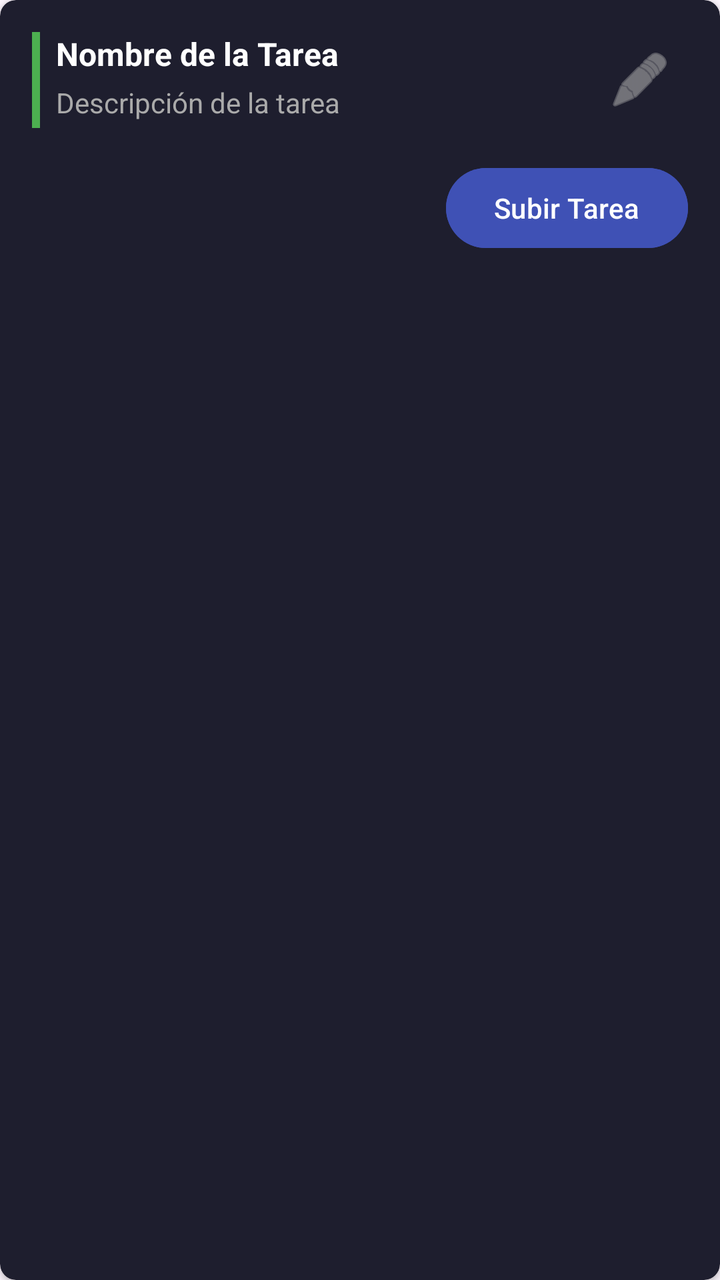
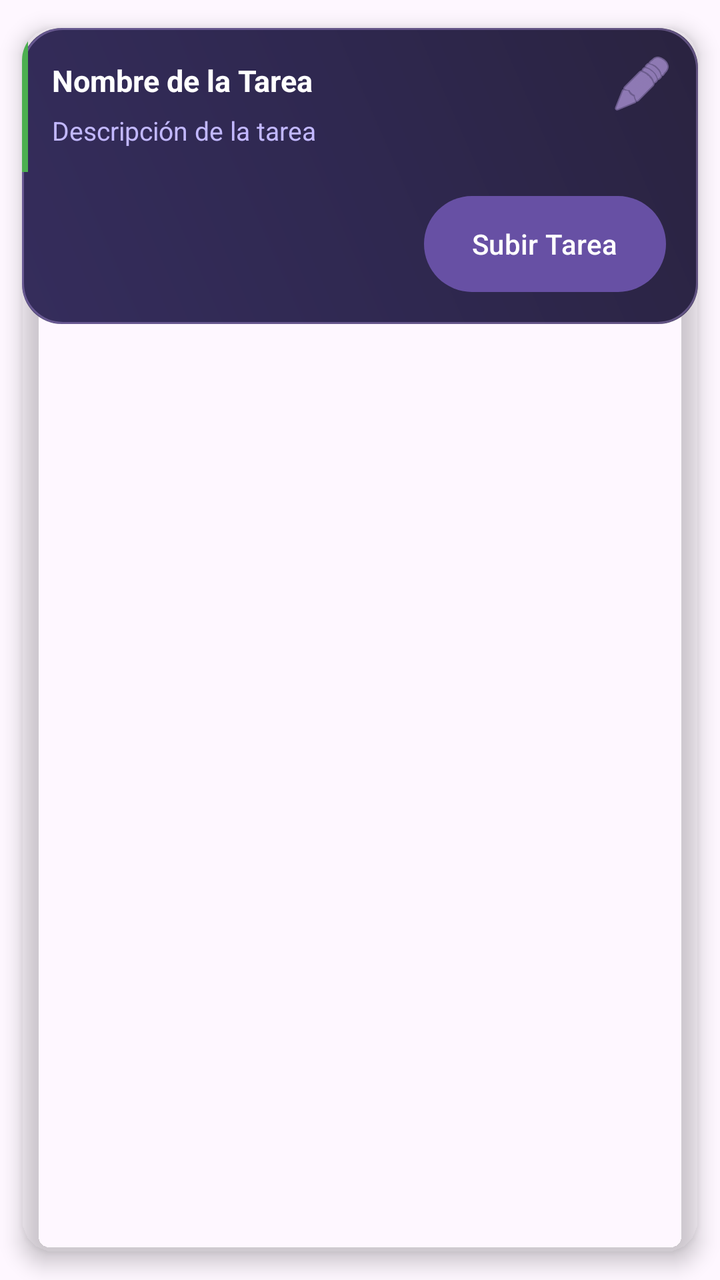

The first picture is an Android layout as it rendered before a commit; the second is the same layout after the commit. The layout source and the unified diff follow.
<!-- AndroidManifest.xml: application theme Theme.CourseV -->
<!-- res/layout/item_course_task_detail.xml -->
<?xml version="1.0" encoding="utf-8"?>
<androidx.cardview.widget.CardView xmlns:android="http://schemas.android.com/apk/res/android"
    xmlns:app="http://schemas.android.com/apk/res-auto"
    android:layout_width="match_parent"
    android:layout_height="wrap_content"
    android:layout_marginBottom="8dp"
    app:cardBackgroundColor="#1E1E2E"
    app:cardCornerRadius="8dp"
    app:cardElevation="2dp">

    <LinearLayout
        android:layout_width="match_parent"
        android:layout_height="wrap_content"
        android:orientation="vertical"
        android:padding="16dp">

        <LinearLayout
            android:layout_width="match_parent"
            android:layout_height="wrap_content"
            android:orientation="horizontal">

            <View
                android:id="@+id/taskIndicator"
                android:layout_width="4dp"
                android:layout_height="match_parent"
                android:background="#4CAF50" />

            <LinearLayout
                android:layout_width="0dp"
                android:layout_height="wrap_content"
                android:layout_weight="1"
                android:orientation="vertical"
                android:layout_marginStart="8dp">

                <TextView
                    android:id="@+id/taskNameTextView"
                    android:layout_width="match_parent"
                    android:layout_height="wrap_content"
                    android:text="Nombre de la Tarea"
                    android:textColor="#FFFFFF"
                    android:textSize="16sp"
                    android:textStyle="bold" />

                <TextView
                    android:id="@+id/taskDescriptionTextView"
                    android:layout_width="match_parent"
                    android:layout_height="wrap_content"
                    android:text="Descripción de la tarea"
                    android:textColor="#AAAAAA"
                    android:textSize="14sp"
                    android:layout_marginTop="4dp" />

                
                <TextView
                    android:id="@+id/gradeStatusTextView"
                    android:layout_width="match_parent"
                    android:layout_height="wrap_content"
                    android:text="Calificación: 0/10"
                    android:textColor="#4CAF50"
                    android:textSize="14sp"
                    android:textStyle="bold"
                    android:layout_marginTop="4dp"
                    android:visibility="gone" />
            </LinearLayout>

            <ImageButton
                android:id="@+id/editTaskButton"
                android:layout_width="wrap_content"
                android:layout_height="wrap_content"
                android:src="@android:drawable/ic_menu_edit"
                android:background="?attr/selectableItemBackgroundBorderless"
                android:tint="#AAAAAA"
                android:padding="8dp"
                android:contentDescription="Edit Task" />
        </LinearLayout>        <LinearLayout
            android:id="@+id/taskContentContainer"
            android:layout_width="match_parent"
            android:layout_height="wrap_content"
            android:orientation="vertical"
            android:layout_marginTop="8dp">

            
            <TextView
                android:id="@+id/taskContentLabel"
                android:layout_width="match_parent"
                android:layout_height="wrap_content"
                android:text="Archivos adjuntos:"
                android:textColor="#AAAAAA"
                android:textSize="12sp"
                android:textStyle="bold"
                android:layout_marginBottom="8dp"
                android:visibility="gone" />

            
        </LinearLayout>

        <Button
            android:id="@+id/uploadSubmissionButton"
            android:layout_width="wrap_content"
            android:layout_height="wrap_content"
            android:text="Subir Tarea"
            android:layout_gravity="end"
            android:layout_marginTop="8dp"
            android:backgroundTint="#3F51B5" />
    </LinearLayout>
</androidx.cardview.widget.CardView>
<!-- resources referenced by this layout -->
<resources>
  <style name="Theme.CourseV" parent="Base.Theme.CourseV" />
  <style name="Base.Theme.CourseV" parent="Theme.Material3.DayNight.NoActionBar">
          
          
      </style>
</resources>

<!-- the commit's change to res/layout/item_course_task_detail.xml (unified diff, before → after) -->
@@ -3,17 +3,24 @@
     xmlns:app="http://schemas.android.com/apk/res-auto"
     android:layout_width="match_parent"
     android:layout_height="wrap_content"
-    android:layout_marginBottom="8dp"
-    app:cardBackgroundColor="#1E1E2E"
-    app:cardCornerRadius="8dp"
-    app:cardElevation="2dp">
+    android:layout_marginTop="10dp"
+    android:layout_marginBottom="10dp"
+    android:layout_marginLeft="12dp"
+    android:layout_marginRight="12dp"
+    app:cardBackgroundColor="@android:color/transparent"
+    app:cardCornerRadius="16dp"
+    app:cardUseCompatPadding="true"
+    app:cardElevation="6dp">
 
     <LinearLayout
         android:layout_width="match_parent"
         android:layout_height="wrap_content"
         android:orientation="vertical"
-        android:padding="16dp">
+        android:padding="0dp"
+        android:background="@drawable/bg_card_premium"
+        android:animateLayoutChanges="true">
 
+        
         <LinearLayout
             android:layout_width="match_parent"
             android:layout_height="wrap_content"
@@ -21,7 +28,7 @@
 
             <View
                 android:id="@+id/taskIndicator"
-                android:layout_width="4dp"
+                android:layout_width="3dp"
                 android:layout_height="match_parent"
                 android:background="#4CAF50" />
 
@@ -30,7 +37,10 @@
                 android:layout_height="wrap_content"
                 android:layout_weight="1"
                 android:orientation="vertical"
-                android:layout_marginStart="8dp">
+                android:layout_marginStart="12dp"
+                android:paddingTop="16dp"
+                android:paddingBottom="12dp"
+                android:paddingEnd="12dp">
 
                 <TextView
                     android:id="@+id/taskNameTextView"
@@ -38,7 +48,7 @@
                     android:layout_height="wrap_content"
                     android:text="Nombre de la Tarea"
                     android:textColor="#FFFFFF"
-                    android:textSize="16sp"
+                    android:textSize="15sp"
                     android:textStyle="bold" />
 
                 <TextView
@@ -46,11 +56,11 @@
                     android:layout_width="match_parent"
                     android:layout_height="wrap_content"
                     android:text="Descripción de la tarea"
-                    android:textColor="#AAAAAA"
-                    android:textSize="14sp"
-                    android:layout_marginTop="4dp" />
+                    android:textColor="#C2B8FF"
+                    android:textSize="13sp"
+                    android:layout_marginTop="6dp"
+                    android:lineSpacingExtra="3dp" />
 
-                
                 <TextView
                     android:id="@+id/gradeStatusTextView"
                     android:layout_width="match_parent"
@@ -59,7 +69,7 @@
                     android:textColor="#4CAF50"
                     android:textSize="14sp"
                     android:textStyle="bold"
-                    android:layout_marginTop="4dp"
+                    android:layout_marginTop="6dp"
                     android:visibility="gone" />
             </LinearLayout>
 
@@ -69,29 +79,33 @@
                 android:layout_height="wrap_content"
                 android:src="@android:drawable/ic_menu_edit"
                 android:background="?attr/selectableItemBackgroundBorderless"
-                android:tint="#AAAAAA"
-                android:padding="8dp"
+                android:tint="#D0B2FF"
+                android:padding="12dp"
                 android:contentDescription="Edit Task" />
-        </LinearLayout>        <LinearLayout
+        </LinearLayout>
+
+        
+        <LinearLayout
             android:id="@+id/taskContentContainer"
             android:layout_width="match_parent"
             android:layout_height="wrap_content"
             android:orientation="vertical"
-            android:layout_marginTop="8dp">
+            android:layout_marginTop="0dp"
+            android:paddingStart="16dp"
+            android:paddingEnd="16dp"
+            android:paddingBottom="12dp"
+            android:layoutAnimation="@anim/layout_fall_down_fast">
 
-            
             <TextView
                 android:id="@+id/taskContentLabel"
                 android:layout_width="match_parent"
                 android:layout_height="wrap_content"
                 android:text="Archivos adjuntos:"
-                android:textColor="#AAAAAA"
+                android:textColor="#C2B8FF"
                 android:textSize="12sp"
                 android:textStyle="bold"
-                android:layout_marginBottom="8dp"
+                android:layout_marginBottom="6dp"
                 android:visibility="gone" />
-
-            
         </LinearLayout>
 
         <Button
@@ -100,7 +114,11 @@
             android:layout_height="wrap_content"
             android:text="Subir Tarea"
             android:layout_gravity="end"
-            android:layout_marginTop="8dp"
-            android:backgroundTint="#3F51B5" />
+            android:layout_marginTop="0dp"
+            android:layout_marginBottom="16dp"
+            android:layout_marginEnd="16dp"
+            android:background="@drawable/button_premium"
+            android:textColor="#FFFFFF"
+            android:fontFamily="sans-serif-medium" />
     </LinearLayout>
 </androidx.cardview.widget.CardView>
<!-- resource entries referenced after the edit -->
@@ -1,5 +1,42 @@
 <!-- resources referenced by this layout -->
 <resources>
+  <!-- drawable bg_card_premium (drawable) -->
+  <?xml version="1.0" encoding="utf-8"?>
+  <layer-list xmlns:android="http://schemas.android.com/apk/res/android">
+      <item>
+          <shape android:shape="rectangle">
+              <corners android:radius="20dp" />
+              <gradient
+                  android:startColor="#2A2340"
+                  android:centerColor="#2F2850"
+                  android:endColor="#352D5C"
+                  android:angle="225" />
+          </shape>
+      </item>
+      <item>
+          <shape android:shape="rectangle">
+              <corners android:radius="20dp" />
+              <stroke android:width="1dp" android:color="#55D0B2FF" />
+              <solid android:color="@android:color/transparent" />
+          </shape>
+      </item>
+  </layer-list>
+  <!-- drawable button_premium (drawable) -->
+  <?xml version="1.0" encoding="utf-8"?>
+  <ripple xmlns:android="http://schemas.android.com/apk/res/android"
+      android:color="#33FFFFFF">
+      <item>
+          <shape android:shape="rectangle">
+              <corners android:radius="28dp" />
+              <gradient
+                  android:startColor="#8F3FFF"
+                  android:centerColor="#7A34E0"
+                  android:endColor="#5E28B3"
+                  android:angle="45" />
+              <padding android:left="20dp" android:top="4dp" android:right="20dp" android:bottom="4dp" />
+          </shape>
+      </item>
+  </ripple>
   <style name="Theme.CourseV" parent="Base.Theme.CourseV" />
   <style name="Base.Theme.CourseV" parent="Theme.Material3.DayNight.NoActionBar">
           
